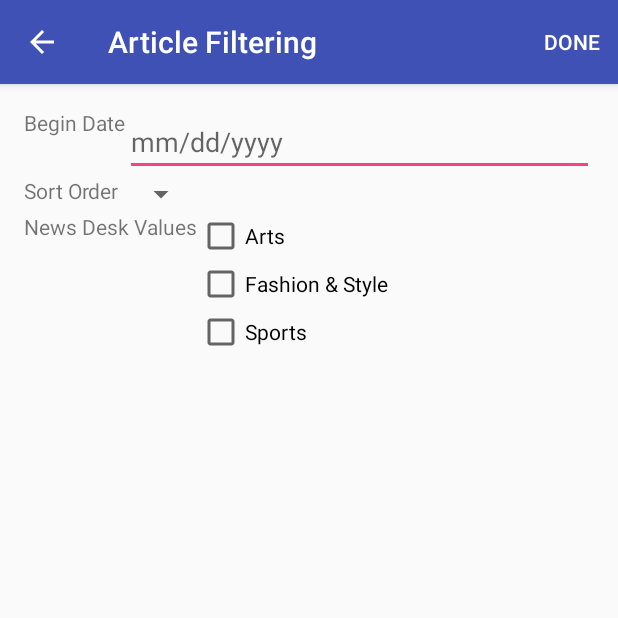
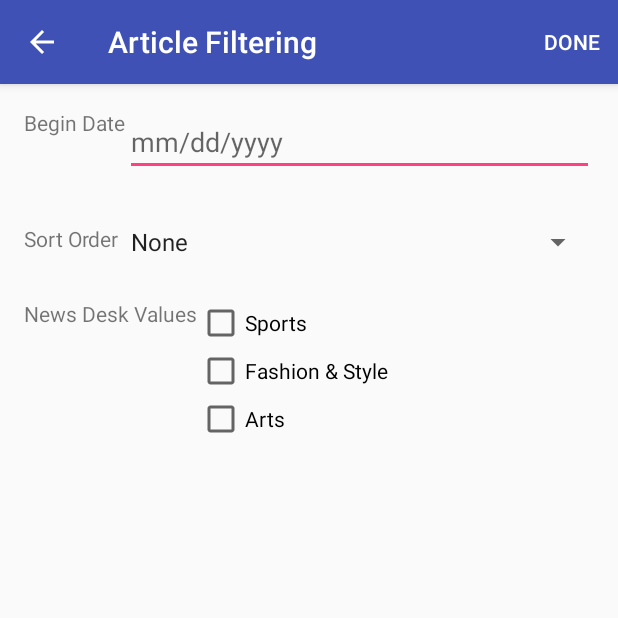
Before and after one commit to ntvinh11586/P5-NYTimes, an Android app: the SearchFilterActivity screen opened directly, with no data from a screen before it, on a phone screen of 412 x 824 dp, the top half of it. Run offline under Robolectric (Android 15) with nearby library versions, the phone set to English and light mode, and no system bars; libraries missing offline, so code that uses them is left out: org.parceler.

Commit message:
Add fetching search filter data

```diff
--- a/app/build.gradle
+++ b/app/build.gradle
@@ -19,6 +19,8 @@ android {
     }
 }
 
+apply plugin: 'com.neenbedankt.android-apt'
+
 dependencies {
     compile fileTree(dir: 'libs', include: ['*.jar'])
     testCompile 'junit:junit:4.12'
@@ -28,4 +30,7 @@ dependencies {
     compile 'com.android.support:support-v4:24.2.0'
     compile 'com.android.support:recyclerview-v7:24.2.0'
     compile 'com.android.support:design:24.2.0'
+    compile 'org.parceler:parceler-api:1.1.5'
+    apt 'org.parceler:parceler:1.1.5'
+
 }
--- a/app/src/main/java/com/example/vinh/nytimes/activities/SearchFilterActivity.java
+++ b/app/src/main/java/com/example/vinh/nytimes/activities/SearchFilterActivity.java
@@ -1,20 +1,47 @@
 package com.example.vinh.nytimes.activities;
 
+import android.app.DatePickerDialog;
+import android.content.Intent;
 import android.os.Bundle;
 import android.support.v7.app.ActionBar;
 import android.support.v7.app.AppCompatActivity;
 import android.view.Menu;
 import android.view.MenuInflater;
 import android.view.MenuItem;
+import android.view.View;
+import android.widget.CheckBox;
+import android.widget.DatePicker;
+import android.widget.Spinner;
+import android.widget.TextView;
 
+import com.example.vinh.nytimes.DatePickerFragment;
+import com.example.vinh.nytimes.Filter;
 import com.example.vinh.nytimes.R;
 
-public class SearchFilterActivity extends AppCompatActivity {
+import org.parceler.Parcels;
+
+import java.util.Calendar;
+
+public class SearchFilterActivity extends AppCompatActivity implements DatePickerDialog.OnDateSetListener {
+
+    private Calendar currentDate;
+
+    private TextView tvBeginDate;
+    private Spinner spSortOrder;
+    private CheckBox cbArts;
+    private CheckBox cbFashionStyle;
+    private CheckBox cbSports;
 
     @Override
     protected void onCreate(Bundle savedInstanceState) {
         super.onCreate(savedInstanceState);
         setContentView(R.layout.activity_search_filter);
+
+        tvBeginDate = (TextView)findViewById(R.id.text_begin_date);
+        spSortOrder = (Spinner)findViewById(R.id.spinner_sort_order);
+        cbArts = (CheckBox)findViewById(R.id.checkbox_arts);
+        cbFashionStyle = (CheckBox)findViewById(R.id.checkbox_fashion_style);
+        cbSports = (CheckBox)findViewById(R.id.checkbox_sports);
 
         ActionBar actionBar = getSupportActionBar(); // or getActionBar();
         getSupportActionBar().setTitle("Article Filtering"); // set the top title
@@ -37,10 +64,59 @@ public class SearchFilterActivity extends AppCompatActivity {
                 finish();
                 return true;
             case R.id.action_done:
+
+                int day = currentDate.get(currentDate.DAY_OF_MONTH);
+                int month = currentDate.get(currentDate.MONTH) + 1;
+                int year = currentDate.get(currentDate.YEAR);
+
+                String sortOrder = spSortOrder.getSelectedItem().toString();
+
+                int isArts;
+                isArts = cbArts.isChecked() ? 1 : 0;
+                int isFashionStyle = cbFashionStyle.isChecked() ? 1 : 0;
+                int isSport = cbSports.isChecked() ? 1 : 0;
+
+                Filter filter = new Filter(day, month, year, sortOrder, isArts, isFashionStyle, isSport);
+
+                Intent data = new Intent();
+                data.putExtra("filter", Parcels.wrap(filter));
+                setResult(RESULT_OK, data);
+
                 finish();
                 return true;
             default:
                 return super.onOptionsItemSelected(item);
         }
     }
+
+
+    // attach to an onclick handler to show the date picker
+    public void showDatePickerDialog(View v) {
+        DatePickerFragment newFragment = new DatePickerFragment();
+        newFragment.show(getSupportFragmentManager(), "datePicker");
+    }
+
+    // handle the date selected
+    @Override
+    public void onDateSet(DatePicker view, int year, int monthOfYear, int dayOfMonth) {
+        // store the values selected into a Calendar instance
+        currentDate = Calendar.getInstance();
+        currentDate.set(Calendar.YEAR, year);
+        currentDate.set(Calendar.MONTH, monthOfYear);
+        currentDate.set(Calendar.DAY_OF_MONTH, dayOfMonth);
+
+        String curentday = currentDate.get(currentDate.DAY_OF_MONTH) >= 10 ?
+                String.valueOf(currentDate.get(currentDate.DAY_OF_MONTH)) :
+                (String) "0" + currentDate.get(currentDate.DAY_OF_MONTH);
+        String curentmonth = currentDate.get(currentDate.MONTH) + 1 >= 10 ?
+                String.valueOf(currentDate.get(currentDate.MONTH) + 1) :
+                (String) "0" + (currentDate.get(currentDate.MONTH) + 1);
+        String curentYear = String.valueOf(currentDate.get(currentDate.YEAR));
+
+        tvBeginDate.setText(curentmonth + "/" + curentday +  "/" + curentYear);
+    }
+
+    public void showCalendar(View view) {
+        showDatePickerDialog(view);
+    }
 }
--- a/app/src/main/res/layout/activity_search_filter.xml
+++ b/app/src/main/res/layout/activity_search_filter.xml
@@ -22,67 +22,72 @@
     <EditText
         android:layout_width="wrap_content"
         android:layout_height="wrap_content"
-        android:id="@+id/editText"
+        android:id="@+id/text_begin_date"
         android:layout_alignParentTop="true"
-        android:layout_toRightOf="@+id/textView"
         android:layout_alignParentRight="true"
         android:layout_alignParentEnd="true"
-        android:hint="mm/dd/yyyy"/>
+        android:hint="mm/dd/yyyy"
+        android:onClick="showCalendar"
+        android:layout_toRightOf="@+id/textView"
+        android:layout_toEndOf="@+id/textView" />
 
     <TextView
         android:layout_width="wrap_content"
         android:layout_height="wrap_content"
         android:text="Sort Order"
         android:id="@+id/textView2"
-        android:layout_below="@+id/editText"
+        android:layout_below="@+id/text_begin_date"
         android:layout_alignParentLeft="true"
-        android:layout_alignParentStart="true" />
+        android:layout_alignParentStart="true"
+        android:layout_marginTop="32dp" />
 
     <Spinner
         android:layout_width="wrap_content"
         android:layout_height="wrap_content"
-        android:id="@+id/spinner"
+        android:id="@+id/spinner_sort_order"
+        android:spinnerMode="dropdown"
         android:layout_alignTop="@+id/textView2"
-        android:layout_alignLeft="@+id/editText"
-        android:layout_alignStart="@+id/editText"
-        android:spinnerMode="dialog" />
+        android:layout_toRightOf="@+id/textView2"
+        android:layout_alignParentRight="true"
+        android:layout_alignParentEnd="true"
+        android:entries="@array/sort_order_array"/>
 
     <TextView
         android:layout_width="wrap_content"
         android:layout_height="wrap_content"
         android:text="News Desk Values"
         android:id="@+id/textView3"
-        android:layout_below="@+id/spinner"
+        android:layout_below="@+id/spinner_sort_order"
         android:layout_alignParentLeft="true"
-        android:layout_alignParentStart="true" />
+        android:layout_alignParentStart="true"
+        android:layout_marginTop="26dp" />
 
     <CheckBox
         android:layout_width="wrap_content"
         android:layout_height="wrap_content"
         android:text="Arts"
-        android:id="@+id/checkBox"
-        android:layout_alignTop="@+id/textView3"
-        android:layout_toRightOf="@+id/textView3"
-        android:layout_toEndOf="@+id/textView3"
-        android:checked="false" />
+        android:id="@+id/checkbox_arts"
+        android:checked="false"
+        android:layout_below="@+id/checkbox_fashion_style"
+        android:layout_alignLeft="@+id/checkbox_fashion_style"
+        android:layout_alignStart="@+id/checkbox_fashion_style" />
 
     <CheckBox
         android:layout_width="wrap_content"
         android:layout_height="wrap_content"
         android:text="Fashion &amp; Style"
-        android:id="@+id/checkBox2"
-        android:layout_below="@+id/checkBox"
-        android:layout_toRightOf="@+id/textView3"
-        android:layout_toEndOf="@+id/textView3"
-        android:checked="false" />
+        android:id="@+id/checkbox_fashion_style"
+        android:checked="false"
+        android:layout_below="@+id/checkbox_sports"
+        android:layout_alignLeft="@+id/checkbox_sports"
+        android:layout_alignStart="@+id/checkbox_sports" />
 
     <CheckBox
         android:layout_width="wrap_content"
         android:layout_height="wrap_content"
         android:text="Sports"
-        android:id="@+id/checkBox3"
-        android:layout_below="@+id/checkBox2"
-        android:layout_alignLeft="@+id/checkBox2"
-        android:layout_alignStart="@+id/checkBox2"
-        android:checked="false" />
+        android:id="@+id/checkbox_sports"
+        android:checked="false"
+        android:layout_alignTop="@+id/textView3"
+        android:layout_toRightOf="@+id/textView3" />
 </RelativeLayout>
--- /dev/null
+++ b/app/src/main/res/values/sort_order_array.xml
@@ -0,0 +1,8 @@
+<?xml version="1.0" encoding="utf-8"?>
+<resources>
+    <string-array name="sort_order_array">
+        <item>None</item>
+        <item>Oldest</item>
+        <item>Newest</item>
+    </string-array>
+</resources>
--- a/build.gradle
+++ b/build.gradle
@@ -6,11 +6,13 @@ buildscript {
     }
     dependencies {
         classpath 'com.android.tools.build:gradle:2.1.3'
+        classpath 'com.neenbedankt.gradle.plugins:android-apt:1.8'
 
         // NOTE: Do not place your application dependencies here; they belong
         // in the individual module build.gradle files
     }
 }
+
 
 allprojects {
     repositories {
```
Also changed, not shown: app/src/main/java/com/example/vinh/nytimes/DatePickerFragment.java (added, +29 -0 lines), app/src/main/java/com/example/vinh/nytimes/Filter.java (added, +37 -0 lines), app/src/main/java/com/example/vinh/nytimes/activities/MainActivity.java (+17 -1 lines).
